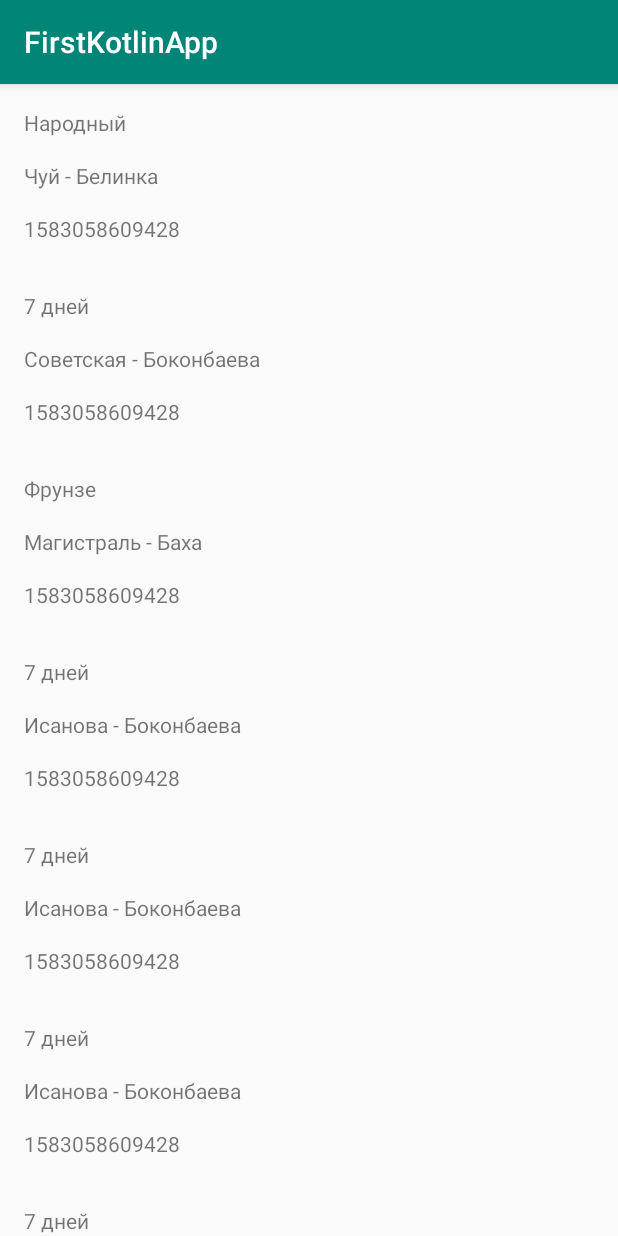
After one commit to 9elight/FirstKotlinApp, an Android app: the FourthActivity screen opened directly, with no data from a screen before it, on a phone screen of 412 x 824 dp. The commit adds this screen. Run offline under Robolectric (Android 15) with nearby library versions, the phone set to English and light mode, and no system bars.

Commit message:
homework_2.1 -добваил еще одно активти -создал в нем ресайклер со списокм магазинов -добавил логику нажатия на элемент ресайклера

```diff
--- a/app/src/main/AndroidManifest.xml
+++ b/app/src/main/AndroidManifest.xml
@@ -9,7 +9,8 @@
         android:roundIcon="@mipmap/ic_launcher_round"
         android:supportsRtl="true"
         android:theme="@style/AppTheme">
-        <activity android:name=".ui.ThirdActivity"></activity>
+        <activity android:name=".ui.FourthActivity"></activity>
+        <activity android:name=".ui.ThirdActivity" />
         <activity android:name=".ui.SecondActivity" />
         <activity android:name=".ui.MainActivity">
             <intent-filter>
--- a/app/src/main/java/com/example/firstkotlinapp/model/Purchase.kt
+++ b/app/src/main/java/com/example/firstkotlinapp/model/Purchase.kt
@@ -1,4 +1,6 @@
 package com.example.firstkotlinapp.model
+
+import java.io.Serializable
 
 data class Purchase(
     val number: Int,
@@ -6,7 +8,7 @@ data class Purchase(
     val price: Double,
     val discount: Int,
     val final_price: Double
-)
+): Serializable
 
 fun createPurchase(): MutableList<Purchase> {
     return mutableListOf<Purchase>().apply {
--- a/app/src/main/java/com/example/firstkotlinapp/model/MockModel.kt
+++ b/app/src/main/java/com/example/firstkotlinapp/model/Shop.kt
@@ -1,29 +1,24 @@
 package com.example.firstkotlinapp.model
 
+import java.io.Serializable
 import java.util.*
 import kotlin.math.roundToInt
 
-data class MockModel(
+data class Shop (
+    val shopName: String,
     val address: String,
     val date: Date,
     val total: Int,
     val totalDiscounts: Int,
     val purchaseList: List<Purchase>
-)
+) : Serializable
 val purchaseList: List<Purchase> = createPurchase()
-fun createMockModel(): MutableList<MockModel> {
-    return mutableListOf<MockModel>().apply {
-        this.add(MockModel("Белинка - пр.Мира", Date(), getTotal(), getTotalDiscounts(), purchaseList))
-    }
-
-}
-
-fun getTotal(): Int{
+fun getTotal(purchaseList: List<Purchase>): Int{
     var totalPrice: Int = 0
     for (element in purchaseList) totalPrice += element.final_price.toInt()
     return totalPrice
 }
-fun getTotalDiscounts(): Int {
+fun getTotalDiscounts(purchaseList: List<Purchase>): Int {
     var totalPrice: Double = 0.0
     for (element in purchaseList) totalPrice += element.price - element.final_price
     return totalPrice.roundToInt()
--- a/app/src/main/java/com/example/firstkotlinapp/ui/Adapter.kt
+++ b/app/src/main/java/com/example/firstkotlinapp/ui/Adapter.kt
@@ -1,10 +1,10 @@
 package com.example.firstkotlinapp.ui
 
 import android.graphics.Color
-import android.graphics.ColorFilter
 import android.view.LayoutInflater
 import android.view.View
 import android.view.ViewGroup
+import android.widget.TextView
 import androidx.recyclerview.widget.RecyclerView
 import com.example.firstkotlinapp.R
 import com.example.firstkotlinapp.model.Purchase
@@ -12,27 +12,32 @@ import kotlinx.android.synthetic.main.item_viewholder.view.*
 
 class Adapter(var items: List<Purchase>) :
     RecyclerView.Adapter<Adapter.ViewHolder>() {
-    override fun onCreateViewHolder(parent: ViewGroup, viewType: Int): ViewHolder
-            = ViewHolder(LayoutInflater.from(parent.context)
-        .inflate(R.layout.item_viewholder,parent,false))
+    override fun onCreateViewHolder(parent: ViewGroup, viewType: Int): ViewHolder = ViewHolder(
+        LayoutInflater.from(parent.context)
+            .inflate(R.layout.item_viewholder, parent, false)
+    )
 
-    override fun getItemCount(): Int =  items.size
+    override fun getItemCount(): Int = items.size
 
     override fun onBindViewHolder(holder: ViewHolder, position: Int) {
+        val list = mutableListOf<TextView>().apply {
+            this.add(holder.itemView.number)
+            this.add(holder.itemView.title)
+            this.add(holder.itemView.price)
+            this.add(holder.itemView.discount)
+            this.add(holder.itemView.final_price)
+        }
+
         holder.bind(items[position])
-        for (i in 0 until itemCount step 2 ){
-            if (holder.adapterPosition == i){
+        for (i in 0 until itemCount step 2) {
+            if (holder.adapterPosition == i) {
                 holder.itemView.setBackgroundColor(Color.GREEN)
-                holder.itemView.number.setTextColor(Color.WHITE)
-                holder.itemView.title.setTextColor(Color.WHITE)
-                holder.itemView.price.setTextColor(Color.WHITE)
-                holder.itemView.discount.setTextColor(Color.WHITE)
-                holder.itemView.final_price.setTextColor(Color.WHITE)
+                for (view in list) view.setTextColor(Color.WHITE)
             }
         }
     }
 
-    inner class ViewHolder(itemView: View) : RecyclerView.ViewHolder(itemView){
+    inner class ViewHolder(itemView: View) : RecyclerView.ViewHolder(itemView) {
         fun bind(purchase: Purchase) {
             itemView.number.text = purchase.number.toString()
             itemView.title.text = purchase.title
@@ -40,6 +45,5 @@ class Adapter(var items: List<Purchase>) :
             itemView.discount.text = purchase.discount.toString()
             itemView.final_price.text = purchase.final_price.toString()
         }
-
     }
 }
--- /dev/null
+++ b/app/src/main/java/com/example/firstkotlinapp/ui/FourthActivity.kt
@@ -0,0 +1,117 @@
+package com.example.firstkotlinapp.ui
+
+import android.content.Intent
+import androidx.appcompat.app.AppCompatActivity
+import android.os.Bundle
+import com.example.firstkotlinapp.R
+import com.example.firstkotlinapp.model.*
+import com.example.firstkotlinapp.utils.UiManager
+import kotlinx.android.synthetic.main.activity_fourth.*
+import java.util.*
+
+class FourthActivity : AppCompatActivity(), SecondAdapter.OnItemClickListener {
+
+    override fun onCreate(savedInstanceState: Bundle?) {
+        super.onCreate(savedInstanceState)
+        setContentView(R.layout.activity_fourth)
+
+        val myPurchaseList = mutableListOf<Purchase>().apply {
+            this.add(Purchase(1, "Шоколад", 45.0, 3, getFinalPrice(45.0, 3)))
+            this.add(Purchase(2, "Сок", 88.0, 7, getFinalPrice(88.0, 7)))
+            this.add(Purchase(3, "Бананы", 115.0, 6, getFinalPrice(115.0, 6)))
+            this.add(Purchase(4, "Яблоки", 45.0, 3, getFinalPrice(45.0, 3)))
+            this.add(Purchase(5, "Чипсы", 90.0, 5, getFinalPrice(90.0, 5)))
+            this.add(Purchase(6, "Вода", 15.0, 0, getFinalPrice(15.0, 0)))
+            this.add(Purchase(7, "Макароны", 55.0, 10, getFinalPrice(55.0, 10)))
+            this.add(Purchase(8, "Масло", 95.0, 10, getFinalPrice(95.0, 10)))
+            this.add(Purchase(9, "Мясо", 260.0, 7, getFinalPrice(260.0, 7)))
+            this.add(Purchase(10, "Пиво", 55.0, 3, getFinalPrice(55.0, 3)))
+        }
+
+        val list: List<Shop> = mutableListOf<Shop>().apply {
+            this.add(
+                Shop(
+                    "Народный", "Чуй - Белинка"
+                    , Date()
+                    , getTotal(myPurchaseList)
+                    , getTotalDiscounts(myPurchaseList)
+                    , myPurchaseList
+                )
+            )
+            this.add(
+                Shop(
+                    "7 дней", "Советская - Боконбаева"
+                    , Date()
+                    , getTotal(myPurchaseList)
+                    , getTotalDiscounts(myPurchaseList)
+                    , myPurchaseList
+                )
+            )
+            this.add(
+                Shop(
+                    "Фрунзе", "Магистраль - Баха"
+                    , Date()
+                    , getTotal(purchaseList)
+                    , getTotalDiscounts(purchaseList)
+                    , purchaseList
+                )
+            )
+            this.add(
+                Shop(
+                    "7 дней", "Исанова - Боконбаева"
+                    , Date()
+                    , getTotal(purchaseList)
+                    , getTotalDiscounts(purchaseList)
+                    , purchaseList
+                )
+            )
+            this.add(
+                Shop(
+                    "7 дней", "Исанова - Боконбаева"
+                    , Date()
+                    , getTotal(purchaseList)
+                    , getTotalDiscounts(purchaseList)
+                    , purchaseList
+                )
+            )
+            this.add(
+                Shop(
+                    "7 дней", "Исанова - Боконбаева"
+                    , Date()
+                    , getTotal(purchaseList)
+                    , getTotalDiscounts(purchaseList)
+                    , purchaseList
+                )
+            )
+            this.add(
+                Shop(
+                    "7 дней", "Исанова - Боконбаева"
+                    , Date()
+                    , getTotal(purchaseList)
+                    , getTotalDiscounts(purchaseList)
+                    , purchaseList
+                )
+            )
+            this.add(
+                Shop(
+                    "7 дней", "Исанова - Боконбаева"
+                    , Date()
+                    , getTotal(purchaseList)
+                    , getTotalDiscounts(purchaseList)
+                    , purchaseList
+                )
+            )
+        }
+
+        val adapter: SecondAdapter = SecondAdapter(list, this)
+        rv_fourthActivity.adapter = adapter
+    }
+
+    override fun onItemClicked(item: Shop) {
+        UiManager.showToast("clicked", this)
+        startActivity(
+            Intent(this, ThirdActivity::class.java)
+                .putExtra("shop", item)
+        )
+    }
+}
--- a/app/src/main/java/com/example/firstkotlinapp/ui/MainActivity.kt
+++ b/app/src/main/java/com/example/firstkotlinapp/ui/MainActivity.kt
@@ -13,12 +13,12 @@ class MainActivity : AppCompatActivity() {
         super.onCreate(savedInstanceState)
         setContentView(R.layout.activity_main)
         mainClick()
+    }
 
-    }
-    private val nameList = mutableListOf("name", "hello", "text","!!!")
-    private val passList = mutableListOf("123", "123456","!!!")
+    private val nameList = mutableListOf("name", "hello", "text", "!!!")
+    private val passList = mutableListOf("123", "123456", "!!!")
     private val namePList = mutableListOf("444", "333", "222")
-    private val passPList = mutableListOf("444", "333","222")
+    private val passPList = mutableListOf("444", "333", "222")
 
     private fun mainClick() {
         click_btn.setOnClickListener {
@@ -35,7 +35,7 @@ class MainActivity : AppCompatActivity() {
     private fun checkUserData(userName: String, password: String) {
         if (namePList.contains(userName) && passPList.contains(password))
             startActivity(
-                Intent(this, ThirdActivity::class.java)
+                Intent(this, FourthActivity::class.java)
                     .putExtra("condition", userName)
             )
         else if (nameList.contains(userName) && passList.contains(password))
@@ -49,6 +49,4 @@ class MainActivity : AppCompatActivity() {
             this
         )
     }
-
-
 }
--- /dev/null
+++ b/app/src/main/java/com/example/firstkotlinapp/ui/SecondAdapter.kt
@@ -0,0 +1,40 @@
+package com.example.firstkotlinapp.ui
+
+import android.view.LayoutInflater
+import android.view.View
+import android.view.ViewGroup
+import androidx.recyclerview.widget.RecyclerView
+import com.example.firstkotlinapp.R
+import com.example.firstkotlinapp.model.Shop
+import kotlinx.android.synthetic.main.item_fourth_vh.view.*
+
+class SecondAdapter(var list: List<Shop>, val listener: OnItemClickListener) :
+    RecyclerView.Adapter<SecondAdapter.ViewHolder>() {
+
+    override fun onCreateViewHolder(parent: ViewGroup, viewType: Int): ViewHolder = ViewHolder(
+        LayoutInflater.from(parent.context)
+            .inflate(R.layout.item_fourth_vh, parent, false)
+    )
+
+    override fun getItemCount(): Int = list.size
+
+    override fun onBindViewHolder(holder: ViewHolder, position: Int) {
+        holder.bind(list[position])
+    }
+
+    inner class ViewHolder(itemView: View) : RecyclerView.ViewHolder(itemView) {
+        fun bind(currentShop: Shop) {
+            itemView.shopName.text = currentShop.shopName
+            itemView.shopAddress.text = currentShop.address
+            itemView.purchase_time.text = currentShop.date.time.toString()
+            itemView.setOnClickListener {
+                listener.onItemClicked(currentShop)
+            }
+        }
+    }
+
+    interface OnItemClickListener {
+        fun onItemClicked(item: Shop)
+    }
+
+}
--- a/app/src/main/java/com/example/firstkotlinapp/ui/ThirdActivity.kt
+++ b/app/src/main/java/com/example/firstkotlinapp/ui/ThirdActivity.kt
@@ -3,26 +3,24 @@ package com.example.firstkotlinapp.ui
 import androidx.appcompat.app.AppCompatActivity
 import android.os.Bundle
 import com.example.firstkotlinapp.R
-import com.example.firstkotlinapp.model.MockModel
-import com.example.firstkotlinapp.model.createMockModel
-import com.example.firstkotlinapp.utils.UiManager
+import com.example.firstkotlinapp.model.*
 import kotlinx.android.synthetic.main.activity_third.*
+import java.util.*
 
 class ThirdActivity : AppCompatActivity() {
     private val namePList = mutableListOf("444", "333", "222")
-    private val passPList = mutableListOf("444", "333","222")
+    private val passPList = mutableListOf("444", "333", "222")
     override fun onCreate(savedInstanceState: Bundle?) {
         super.onCreate(savedInstanceState)
         setContentView(R.layout.activity_third)
 
-        val model: List<MockModel> = createMockModel();
-        val myAdapter: Adapter = Adapter(model[0].purchaseList)
-        tv_address_value.text = model[0].address
-        tv_date_value.text = model[0].date.toString()
-        tv_total_value.text = model[0].total.toString()
-        tv_discount_value.text = model[0].totalDiscounts.toString()
+        val model: Shop = intent.extras?.get("shop") as Shop
+        val myAdapter: Adapter = Adapter(model.purchaseList)
+
+        tv_address_value.text = model.address
+        tv_date_value.text = model.date.toString()
+        tv_total_value.text = model.total.toString()
+        tv_discount_value.text = model.totalDiscounts.toString()
         recyclerView.adapter = myAdapter
-
-
     }
 }
--- /dev/null
+++ b/app/src/main/res/layout/activity_fourth.xml
@@ -0,0 +1,14 @@
+<?xml version="1.0" encoding="utf-8"?>
+<androidx.constraintlayout.widget.ConstraintLayout xmlns:android="http://schemas.android.com/apk/res/android"
+    xmlns:app="http://schemas.android.com/apk/res-auto"
+    xmlns:tools="http://schemas.android.com/tools"
+    android:layout_width="match_parent"
+    android:layout_height="match_parent"
+    tools:context=".ui.FourthActivity">
+    <androidx.recyclerview.widget.RecyclerView
+        android:id="@+id/rv_fourthActivity"
+        android:layout_width="match_parent"
+        android:layout_height="match_parent"
+        app:layoutManager="androidx.recyclerview.widget.LinearLayoutManager"
+        tools:listitem="@layout/item_fourth_vh"/>
+</androidx.constraintlayout.widget.ConstraintLayout>
--- /dev/null
+++ b/app/src/main/res/layout/item_fourth_vh.xml
@@ -0,0 +1,27 @@
+<?xml version="1.0" encoding="utf-8"?>
+<androidx.constraintlayout.widget.ConstraintLayout xmlns:android="http://schemas.android.com/apk/res/android"
+    android:layout_width="match_parent"
+    android:layout_height="wrap_content"
+    xmlns:app="http://schemas.android.com/apk/res-auto"
+    android:padding="@dimen/middle">
+    <TextView
+        android:id="@+id/shopName"
+        android:layout_width="match_parent"
+        android:layout_height="wrap_content"
+        app:layout_constraintTop_toTopOf="parent"
+        />
+    <TextView
+        android:id="@+id/shopAddress"
+        android:layout_width="match_parent"
+        android:layout_height="wrap_content"
+        app:layout_constraintTop_toBottomOf="@id/shopName"
+        android:layout_marginTop="@dimen/middle"
+        /> <TextView
+        android:id="@+id/purchase_time"
+        android:layout_width="match_parent"
+        android:layout_height="wrap_content"
+        app:layout_constraintTop_toBottomOf="@id/shopAddress"
+    android:layout_marginTop="@dimen/middle"
+        />
+
+</androidx.constraintlayout.widget.ConstraintLayout>
--- a/build.gradle
+++ b/build.gradle
@@ -8,7 +8,7 @@ buildscript {
 
     }
     dependencies {
-        classpath 'com.android.tools.build:gradle:3.6.0'
+        classpath 'com.android.tools.build:gradle:3.6.1'
         classpath "org.jetbrains.kotlin:kotlin-gradle-plugin:$kotlin_version"
         // NOTE: Do not place your application dependencies here; they belong
         // in the individual module build.gradle files
```
Also changed, not shown: app/src/main/java/com/example/firstkotlinapp/ui/SecondActivity.kt (+4 -5 lines).
